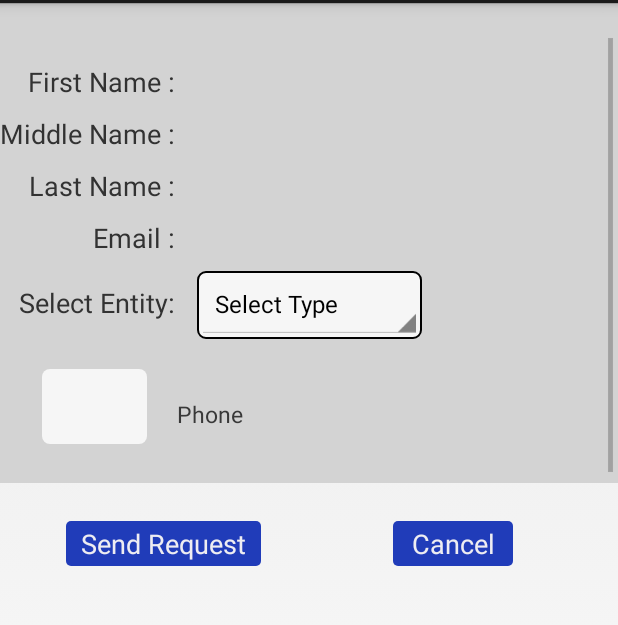
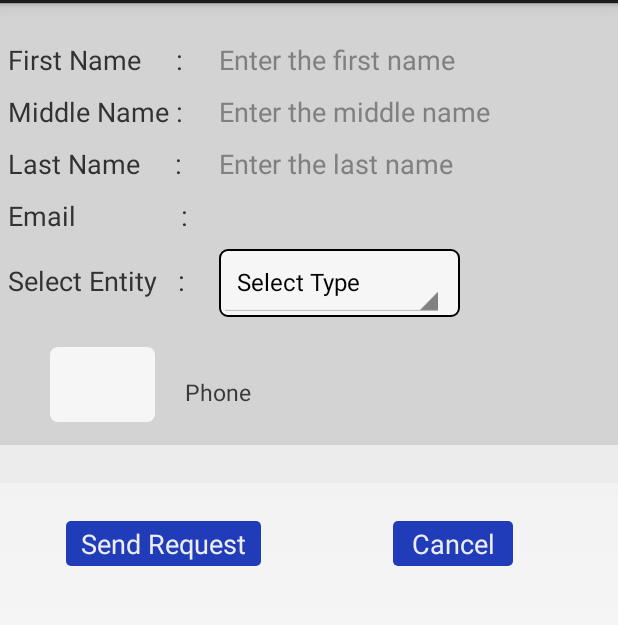
Before and after one commit to prashantsdk/demorepository, an Android app: the layout send_request.xml on its own in the app's theme, with its tools: preview values and no code run, on a phone screen of 412 x 824 dp, the part 69-694 px from its top. Run offline under Robolectric (Android 15) with nearby library versions, the phone set to English and light mode, and no system bars; Roboto replaces fonts that are not available here.

Commit message:
Request to join caps lock and UI design changes

```diff
--- a/app/src/main/java/com/blueplanet/smartcookieteacher/models/Teacher.java
+++ b/app/src/main/java/com/blueplanet/smartcookieteacher/models/Teacher.java
@@ -32,7 +32,7 @@ public class Teacher {
     private String _tPassword = null;
     private String _tDate = null;
     private String _tPC = null;
-    private int _tPhone = -1;
+    private String _tPhone = null;
     private int _tLandline = -1;
     private int _tUsed_point = -1;
     private int _tBalance_point = -1;
@@ -57,7 +57,7 @@ public class Teacher {
                    String tCurrent_School_Name, String tSchool_id, int tSchool_staff_id, String tDepartment,
                    String tExperience, String tSubject, String tClass, String tQualification, String tAddress,
                    String tCity, String tDOB, int tAge, String tGender, String tCountry, String tEmail,
-                   String tInternal_email, String tPassword, String tDate, String tPC, int tPhone,
+                   String tInternal_email, String tPassword, String tDate, String tPC, String tPhone,
                    int tLandline, int tUsed_point, int tBalance_point, int tUsed_blue_pint, String tBatchId, int tState,
                    int tBalance_blue_pint,
                    String terror_records, String sendStatus, String ttemp_address, String tpermanant_village,
@@ -217,7 +217,7 @@ public class Teacher {
         return _tPC;
     }
 
-    public int get_tPhone() {
+    public String get_tPhone() {
         return _tPhone;
     }
 
--- a/app/src/main/java/com/blueplanet/smartcookieteacher/storage/StudentTabel.java
+++ b/app/src/main/java/com/blueplanet/smartcookieteacher/storage/StudentTabel.java
@@ -123,6 +123,14 @@ public class StudentTabel extends TableOperations implements IPersistence {
                                     cursor.getString(18), cursor.getInt(19), cursor.getInt(20),cursor.getString(21),cursor.getString(22));
                     list.add(stuobj);
 
+
+                /*    stuobj =
+                            new Student(cursor.getInt(0), cursor.getString(1), cursor.getString(2), cursor.getString(3), cursor.getString(4), cursor.getString(5),
+                                    cursor.getString(6), cursor.getString(7), cursor.getString(8), cursor.getString(9), cursor.getString(10), cursor.getString(11),
+                                    cursor.getString(12), cursor.getString(13), cursor.getString(14), cursor.getString(15), cursor.getString(16), cursor.getString(17),
+                                    cursor.getString(18), cursor.getInt(19), cursor.getInt(20),cursor.getString(21));
+                    list.add(stuobj);*/
+
                 } while (cursor.moveToNext());
             }
         }
--- a/app/src/main/java/com/blueplanet/smartcookieteacher/storage/TeacherLoginTabel.java
+++ b/app/src/main/java/com/blueplanet/smartcookieteacher/storage/TeacherLoginTabel.java
@@ -176,7 +176,7 @@ public class TeacherLoginTabel extends TableOperations implements IPersistence {
                   teacher =
                             new Teacher(cursor.getInt(0), cursor.getString(1), cursor.getString(2), cursor.getString(3), cursor.getString(4), cursor.getString(5), cursor.getString(6),
                                     cursor.getString(7), cursor.getInt(8), cursor.getString(9), cursor.getString(10), cursor.getString(11), cursor.getString(12), cursor.getString(13), cursor.getString(14), cursor.getString(15), cursor.getString(16), cursor.getInt(17), cursor.getString(18),
-                                    cursor.getString(19), cursor.getString(20), cursor.getString(21), cursor.getString(22), cursor.getString(23), cursor.getString(24), cursor.getInt(25), cursor.getInt(26), cursor.getInt(27), cursor.getInt(28), cursor.getInt(29), cursor.getString(30),cursor.getInt(31),
+                                    cursor.getString(19), cursor.getString(20), cursor.getString(21), cursor.getString(22), cursor.getString(23), cursor.getString(24), cursor.getString(25), cursor.getInt(26), cursor.getInt(27), cursor.getInt(28), cursor.getInt(29), cursor.getString(30),cursor.getInt(31),
                                     cursor.getInt(32),cursor.getString(33),cursor.getString(34),cursor.getString(35),cursor.getString(36),cursor.getString(37),cursor.getString(38),cursor.getInt(39),cursor.getString(40),cursor.getString(41),cursor.getString(42),cursor.getString(43));
 
                 } while ( cursor.moveToNext () );
--- a/app/src/main/java/com/blueplanet/smartcookieteacher/ui/Profile.java
+++ b/app/src/main/java/com/blueplanet/smartcookieteacher/ui/Profile.java
@@ -41,7 +41,7 @@ public class Profile extends FragmentActivity {
     private String country;
     private String emailId;
     private String password;
-    private int phoneno;
+    private String phoneno;
     private String imagepath;
     //private CircleImageView _image;
     private ProgressBar progressbar;
@@ -109,7 +109,8 @@ public class Profile extends FragmentActivity {
             country = _teacher.get_tCountry();
             emailId = _teacher.get_tEmail();
             phoneno = _teacher.get_tPhone();
-            final String number = ((Integer.toString(phoneno)));
+           // final String number = ((Integer.toString(phoneno)));
+            String number = phoneno;
             imagepath = _teacher.get_tPC();
 
             runOnUiThread(new Runnable() {
@@ -126,7 +127,7 @@ public class Profile extends FragmentActivity {
                     _email.setText(emailId);
                     compony_name.setText(spnsorname);
                     sp_address.setText(address);
-                    _mobile.setText(number);
+                    _mobile.setText(phoneno);
 
 
                    /* if (imagepath != null && imagepath.length() > 0) {
--- a/app/src/main/java/com/blueplanet/smartcookieteacher/webservices/TeacherLogin.java
+++ b/app/src/main/java/com/blueplanet/smartcookieteacher/webservices/TeacherLogin.java
@@ -4,6 +4,7 @@ import android.text.TextUtils;
 import android.util.Log;
 
 import com.blueplanet.smartcookieteacher.MainApplication;
+
 import com.blueplanet.smartcookieteacher.R;
 import com.blueplanet.smartcookieteacher.communication.ErrorInfo;
 import com.blueplanet.smartcookieteacher.communication.HTTPConstants;
@@ -164,7 +165,7 @@ public class TeacherLogin extends SmartCookieTeacherService {
 
                     String tDate = jsonObject.optString(WebserviceConstants.KEY_DATE);
                     String tKeyPc = jsonObject.optString(WebserviceConstants.KEY_PC);
-                    int tPhone = jsonObject.optInt(WebserviceConstants.KEY_PHONE);
+                    String tPhone = jsonObject.optString(WebserviceConstants.KEY_PHONE);
 
                     int tLandline = jsonObject.optInt(WebserviceConstants.KEY_TLANDLINE);
                     int tBalancePoint = jsonObject.optInt(WebserviceConstants.KEY_BALANCE_POINT);
--- a/app/src/main/res/layout/send_request.xml
+++ b/app/src/main/res/layout/send_request.xml
@@ -50,25 +50,28 @@
                 android:id="@+id/sc1"
                 android:layout_width="match_parent"
                 android:layout_height="300dp"
-                android:background="#ECECEC"
-                android:layout_below="@+id/rel_pro_stru">
+                android:layout_below="@+id/rel_pro_stru"
+                android:background="#ECECEC">
 
                 <RelativeLayout
                     android:id="@+id/rel"
                     android:layout_width="match_parent"
                     android:layout_height="100dp"
-                    android:background="@color/username_color"
-                    android:layout_below="@+id/rel_pro_stru">
+                    android:layout_below="@+id/rel_pro_stru"
+                    android:background="@color/username_color">
 
-                    <TableLayout
+                    <LinearLayout
                         android:id="@+id/tableLayout1"
                         android:layout_width="match_parent"
                         android:layout_height="wrap_content"
+                        android:orientation="vertical"
+                        android:layout_margin="5dp"
                         android:layout_centerVertical="true"
-                        android:layout_marginTop="40dp">
+                        android:layout_marginTop="35dp">
 
-                        <TableRow
+                        <LinearLayout
                             android:id="@+id/tableRow4"
+                            android:weightSum="2"
                             android:layout_width="match_parent"
                             android:layout_height="wrap_content"
                             android:layout_marginBottom="10dp">
@@ -76,84 +79,80 @@
                             <com.blueplanet.smartcookieteacher.customcomponents.CustomTextView
                                 android:id="@+id/first"
                                 style="@style/Login_title"
-                                android:layout_width="wrap_content"
-                                android:layout_height="wrap_content"
-                                android:layout_marginRight="10dp"
-
-                                android:gravity="right"
-                                android:text="First Name : "
-
+                                android:layout_width="match_parent"
+                                android:layout_height="match_parent"
+                                android:layout_weight="1.3"
+                                android:text="First Name     : "
                                 android:textSize="18sp" />
 
                             <com.blueplanet.smartcookieteacher.customcomponents.CustomEditText
                                 android:id="@+id/edt_first_name"
                                 style="@style/Login_title"
-                                android:layout_width="wrap_content"
+                                android:layout_width="match_parent"
                                 android:layout_height="wrap_content"
-                                android:layout_weight="2"
+                                android:layout_weight="0.7"
                                 android:background="@null"
+                                android:hint="Enter the first name"
                                 android:inputType="text"
+                                android:maxLength="35"
                                 android:singleLine="true"
-                             android:hint=""
                                 android:textSize="18sp" />
-                        </TableRow>
+                        </LinearLayout>
 
-                        <TableRow
-                            android:layout_width="wrap_content"
+                        <LinearLayout
+                            android:layout_width="match_parent"
                             android:layout_height="wrap_content"
                             android:layout_marginBottom="10dp"
+                            android:weightSum="2"
                             android:visibility="visible">
 
                             <com.blueplanet.smartcookieteacher.customcomponents.CustomTextView
                                 style="@style/Login_title"
-                                android:layout_width="fill_parent"
+                                android:layout_weight="1.3"
+                                android:layout_width="match_parent"
                                 android:layout_height="wrap_content"
-                                android:layout_marginRight="10dp"
-
-
-                                android:gravity="right"
                                 android:text="Middle Name : "
                                 android:textSize="18sp" />
 
                             <com.blueplanet.smartcookieteacher.customcomponents.CustomEditText
                                 android:id="@+id/edt_middle_name"
                                 style="@style/Login_title"
-                                android:layout_width="wrap_content"
+                                android:layout_width="match_parent"
                                 android:layout_height="wrap_content"
-                                android:layout_weight="2"
+                                android:layout_weight="0.7"
                                 android:background="@null"
-                                android:digits="asdfghjklpoiuytrewqzxcvbnm"
+                                android:maxLength="35"
+                                android:digits="asdfghjklpoiuytrewqzxcvbnmABCDEFGHIGKLMNOPQRSTUVWXYZ"
+                                android:hint="Enter the middle name"
+                                android:textSize="18sp" />
+                        </LinearLayout>
 
-                                android:hint=""
-                                android:textSize="18sp" />
-                        </TableRow>
-
-                        <TableRow
-                            android:layout_width="wrap_content"
+                        <LinearLayout
+                            android:weightSum="2"
+                            android:layout_width="match_parent"
                             android:layout_height="wrap_content"
                             android:layout_marginBottom="10dp">
 
                             <com.blueplanet.smartcookieteacher.customcomponents.CustomTextView
                                 style="@style/Login_title"
-                                android:layout_width="fill_parent"
+                                android:layout_weight="1.3"
+                                android:layout_width="match_parent"
                                 android:layout_height="wrap_content"
                                 android:layout_marginRight="10dp"
-
-                                android:gravity="right"
-                                android:text="Last Name : "
-
+                                android:text="Last Name     : "
                                 android:textSize="18sp" />
 
                             <com.blueplanet.smartcookieteacher.customcomponents.CustomEditText
                                 android:id="@+id/edt_last"
                                 style="@style/Login_title"
-                                android:layout_width="wrap_content"
+                                android:layout_width="match_parent"
                                 android:layout_height="wrap_content"
-                                android:layout_weight="2"
+                                android:layout_weight="0.7"
                                 android:background="@null"
-                                android:digits="asdfghjklpoiuytrewqzxcvbnm"
+                                android:maxLength="35"
+                                android:digits="asdfghjklpoiuytrewqzxcvbnmABCDEFGHIGKLMNOPQRSTUVWXYZ"
 
-                                android:hint=""
+                                android:hint="Enter the last name"
                                 android:textSize="18sp" />
 
                             <!--   <com.blueplanet.smartcookieteacher.customcomponents.CustomEditText
@@ -167,88 +166,88 @@
 
                                    android:text=""
                                    android:textSize="18sp" />-->
-                        </TableRow>
+                        </LinearLayout>
 
-                        <TableRow
-                            android:layout_width="wrap_content"
+                        <LinearLayout
+                            android:weightSum="2"
+                            android:layout_width="match_parent"
                             android:layout_height="wrap_content"
                             android:layout_marginBottom="10dp"
                             android:visibility="gone">
 
                             <com.blueplanet.smartcookieteacher.customcomponents.CustomTextView
                                 style="@style/Login_title"
-                                android:layout_width="fill_parent"
+                                android:layout_weight="1.3"
+                                android:layout_width="match_parent"
                                 android:layout_height="wrap_content"
                                 android:layout_marginRight="10dp"
-
-                                android:gravity="right"
                                 android:text="Age : "
                                 android:textSize="18sp" />
 
                             <com.blueplanet.smartcookieteacher.customcomponents.CustomEditText
                                 android:id="@+id/edt_age"
                                 style="@style/Login_title"
-                                android:layout_width="wrap_content"
+                                android:layout_width="match_parent"
                                 android:layout_height="wrap_content"
-                                android:layout_weight="2"
+                                android:layout_weight="0.7"
                                 android:background="@null"
                                 android:digits="0123456789"
                                 android:inputType="number"
                                 android:text=""
                                 android:textSize="18sp" />
-                        </TableRow>
+                        </LinearLayout>
 
-                        <TableRow
-                            android:layout_width="wrap_content"
-                            android:layout_height="wrap_content"
-                            android:layout_marginBottom="10dp">
-
-                            <com.blueplanet.smartcookieteacher.customcomponents.CustomTextView
-                                style="@style/Login_title"
-                                android:layout_width="fill_parent"
-                                android:layout_height="wrap_content"
-                                android:layout_marginRight="10dp"
-
-                                android:gravity="right"
-                                android:text="Email : "
-                                android:textSize="18sp" />
-
-                            <com.blueplanet.smartcookieteacher.customcomponents.CustomEditText
-                                android:id="@+id/edt_email"
-                                style="@style/Login_title"
-                                android:layout_width="wrap_content"
-                                android:layout_height="wrap_content"
-                                android:layout_weight="1"
-                                android:background="@null"
-                                android:hint=""
-                                android:inputType="text"
-                                android:text=""
-                                android:textSize="18sp" />
-
-
-                        </TableRow>
-
-                        <TableRow
+                        <LinearLayout
+                            android:weightSum="2"
                             android:layout_width="match_parent"
                             android:layout_height="wrap_content"
                             android:layout_marginBottom="10dp">
 
                             <com.blueplanet.smartcookieteacher.customcomponents.CustomTextView
                                 style="@style/Login_title"
-                                android:layout_width="fill_parent"
+                                android:layout_weight="1.3"
+                                android:layout_width="match_parent"
                                 android:layout_height="wrap_content"
                                 android:layout_marginRight="10dp"
-                                android:gravity="right"
-                                android:text="Select Entity: "
+                                android:text="Email               : "
+                                android:textSize="18sp" />
+
+                            <com.blueplanet.smartcookieteacher.customcomponents.CustomEditText
+                                android:id="@+id/edt_email"
+                                style="@style/Login_title"
+                                android:layout_width="match_parent"
+                                android:layout_height="wrap_content"
+                                android:layout_weight="0.7"
+                                android:background="@null"
+                                android:hint=""
+                                android:inputType="textEmailAddress"
+                                android:text=""
+                                android:textSize="18sp" />
+
+
+                        </LinearLayout>
+
+                        <LinearLayout
+                            android:weightSum="2"
+                            android:layout_width="match_parent"
+                            android:layout_height="wrap_content"
+                            android:layout_marginBottom="10dp">
+
+                            <com.blueplanet.smartcookieteacher.customcomponents.CustomTextView
+                                style="@style/Login_title"
+                                android:layout_weight="1.3"
+                                android:layout_width="match_parent"
+                                android:layout_height="wrap_content"
+                                android:layout_marginRight="10dp"
+                                android:text="Select Entity   : "
                                 android:textSize="18sp" />
 
                             <RelativeLayout
                                 android:id="@+id/gsr"
+                                android:layout_weight="1.2"
                                 android:layout_width="match_parent"
                                 android:layout_height="wrap_content"
                                 android:layout_below="@+id/tv_login"
-
-
                                 android:background="@drawable/oval_white_background_transparant">
 
                                 <Spinner
@@ -262,21 +261,19 @@
                             </RelativeLayout>
 
 
-                        </TableRow>
+                        </LinearLayout>
 
-                        <TableRow
-                            android:layout_width="wrap_content"
+                        <LinearLayout
+                            android:weightSum="2"
+                            android:layout_width="match_parent"
                             android:layout_height="wrap_content"
                             android:layout_marginBottom="10dp"
                             android:visibility="gone">
 
                             <com.blueplanet.smartcookieteacher.customcomponents.CustomTextView
                                 style="@style/Login_title"
-                                android:layout_width="fill_parent"
+                                android:layout_width="wrap_content"
                                 android:layout_height="wrap_content"
-
-                                android:layout_marginRight="10dp"
-                                android:gravity="right"
                                 android:text="Qualification : "
                                 android:textSize="18sp" />
 
@@ -290,20 +287,19 @@
 
                                 android:text=""
                                 android:textSize="18sp" />
-                        </TableRow>
+                        </LinearLayout>
 
-                        <TableRow
-                            android:layout_width="wrap_content"
+                        <LinearLayout
+                            android:weightSum="2"
+                            android:layout_width="match_parent"
                             android:layout_height="wrap_content"
                             android:layout_marginBottom="10dp"
                             android:visibility="gone">
 
                             <com.blueplanet.smartcookieteacher.customcomponents.CustomTextView
                                 style="@style/Login_title"
-                                android:layout_width="fill_parent"
+                                android:layout_width="wrap_content"
                                 android:layout_height="wrap_content"
-                                android:layout_marginRight="10dp"
-                                android:gravity="right"
                                 android:text="Occupation : "
                                 android:textSize="18sp" />
 
@@ -317,7 +313,7 @@
 
                                 android:text=""
                                 android:textSize="18sp" />
-                        </TableRow>
+                        </LinearLayout>
 
 
                         <LinearLayout
@@ -361,7 +357,7 @@
                         </LinearLayout>
 
 
-                    </TableLayout>
+                    </LinearLayout>
 
 
                     <RelativeLayout
@@ -437,9 +433,9 @@
             <com.blueplanet.smartcookieteacher.customcomponents.CustomTextView
                 android:id="@+id/toast_msg"
                 style="@style/Login_title"
-                android:layout_below="@+id/rel_button"
                 android:layout_width="fill_parent"
                 android:layout_height="wrap_content"
+                android:layout_below="@+id/rel_button"
                 android:layout_marginLeft="60dp"
                 android:layout_marginTop="20dp"
 
```
